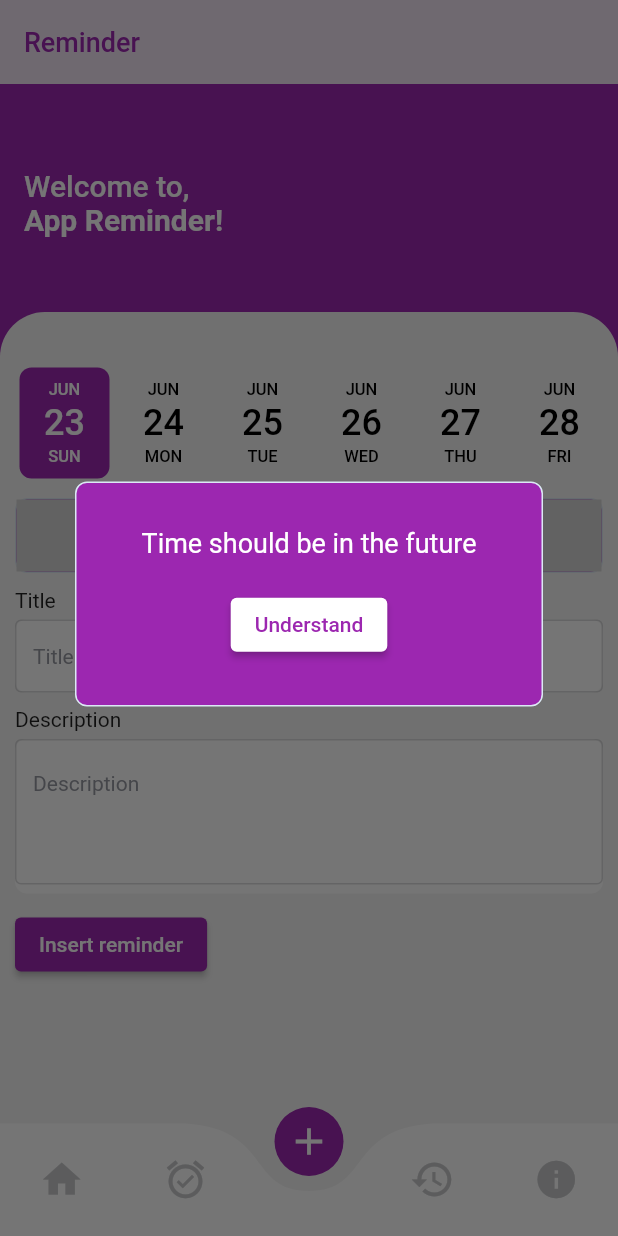
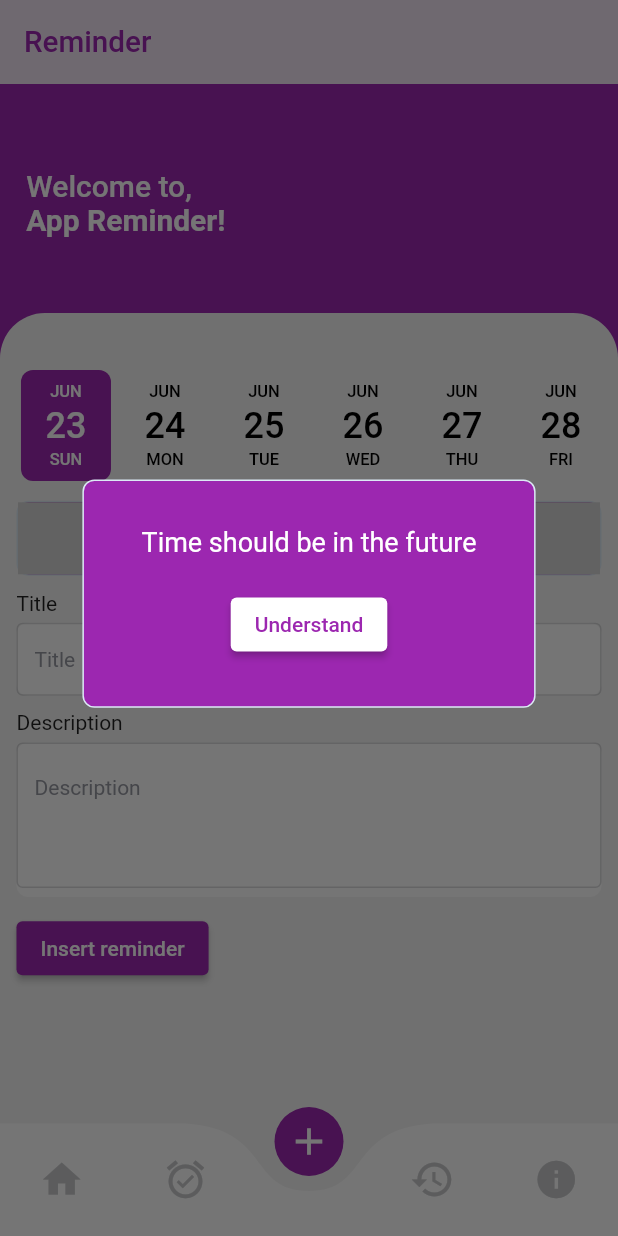
Before and after one commit to ropiudindev/reminder_app, a Flutter app: the screen it shows after launch, item 3 of the bottom bar chosen, after a tap on "Insert reminder", on a phone screen of 412 x 824 dp. Run offline on Flutter 3.47's test engine with Material 2 defaults, Android fonts, the phone set to English and light mode, and no system bars; drawn by our look-alikes of curved_navigation_bar, date_picker_timeline; our stand-ins replace bloc, equatable, flutter_bloc, flutter_local_notifications, flutter_screenutil, hive and 4 more; missing offline and left inert: time_picker_spinner; accounts and stored records are empty.

Commit message:
chore : implement screen util

```diff
--- a/lib/presentation/home_screen.dart
+++ b/lib/presentation/home_screen.dart
@@ -24,11 +24,11 @@ class _HomeScreenState extends State<HomeScreen> {
     return Scaffold(
       appBar: AppBar(
         backgroundColor: Colors.purple[50],
-        title: const Text(
+        title: Text(
           "Reminder",
           style: TextStyle(
             color: Colors.purple,
-            fontSize: 18,
+            fontSize: 18.sp,
           ),
         ),
         elevation: 0.0,
@@ -40,27 +40,27 @@ class _HomeScreenState extends State<HomeScreen> {
         items: [
           Icon(
             Icons.home,
-            size: 30.0,
+            size: 30.0.spMin,
             color: activeIndex == 0 ? Colors.white : const Color(0xFFC8C9CB),
           ),
           Icon(
             Icons.alarm_on_sharp,
-            size: 30.0,
+            size: 30.0.spMin,
             color: activeIndex == 1 ? Colors.white : const Color(0xFFC8C9CB),
           ),
           Icon(
             Icons.add,
-            size: 30.0,
+            size: 30.0.spMin,
             color: activeIndex == 2 ? Colors.white : const Color(0xFFC8C9CB),
           ),
           Icon(
             Icons.history,
-            size: 30.0,
+            size: 30.0.spMin,
             color: activeIndex == 3 ? Colors.white : const Color(0xFFC8C9CB),
           ),
           Icon(
             Icons.info,
-            size: 30.0,
+            size: 30.0.spMin,
             color: activeIndex == 4 ? Colors.white : const Color(0xFFC8C9CB),
           ),
         ],
@@ -83,8 +83,8 @@ class _HomeScreenState extends State<HomeScreen> {
                   height: kToolbarHeight,
                 ),
                 Container(
-                  padding: const EdgeInsets.symmetric(
-                    horizontal: 16.0,
+                  padding: EdgeInsets.symmetric(
+                    horizontal: 16.0.w,
                   ),
                   child: Column(
                     mainAxisSize: MainAxisSize.min,
@@ -123,8 +123,8 @@ class _HomeScreenState extends State<HomeScreen> {
                     ],
                   ),
                 ),
-                const SizedBox(
-                  height: 50.0,
+                SizedBox(
+                  height: 50.0.h,
                 ),
                 BlocBuilder<ReminderBloc, ReminderState>(
                   builder: (context, state) {
@@ -143,9 +143,9 @@ class _HomeScreenState extends State<HomeScreen> {
                               MediaQuery.of(context).size.height - 200.0.h,
                         ),
                         decoration: BoxDecoration(
-                          borderRadius: const BorderRadius.only(
-                            topLeft: Radius.circular(30.0),
-                            topRight: Radius.circular(30.0),
+                          borderRadius: BorderRadius.only(
+                            topLeft: Radius.circular(30.0.spMin),
+                            topRight: Radius.circular(30.0.spMin),
                           ),
                           color: Colors.grey[100],
                         ),
--- a/lib/presentation/page/add_reminder.dart
+++ b/lib/presentation/page/add_reminder.dart
@@ -29,7 +29,7 @@ class _AddReminderState extends State<AddReminder> {
     return BlocBuilder<ReminderBloc, ReminderState>(
       builder: (context, state) {
         return Padding(
-          padding: const EdgeInsets.all(10.0),
+          padding: EdgeInsets.all(10.0.w),
           child: Column(
             mainAxisSize: MainAxisSize.min,
             crossAxisAlignment: CrossAxisAlignment.start,
@@ -45,8 +45,8 @@ class _AddReminderState extends State<AddReminder> {
                   });
                 },
               ),
-              const SizedBox(
-                height: 10.0,
+              SizedBox(
+                height: 10.0.h,
               ),
               Container(
                 decoration: BoxDecoration(
@@ -61,11 +61,11 @@ class _AddReminderState extends State<AddReminder> {
                   time: selectedTime,
                   is24HourMode: false,
                   isShowSeconds: true,
-                  itemHeight: 40,
+                  itemHeight: 40.h,
                   normalTextStyle:
-                      const TextStyle(fontSize: 24, color: Colors.white),
+                      TextStyle(fontSize: 24.spMin, color: Colors.white),
                   highlightedTextStyle:
-                      const TextStyle(fontSize: 24, color: Colors.blue),
+                      TextStyle(fontSize: 24.spMin, color: Colors.blue),
                   isForce2Digits: true,
                   onTimeChange: (time) {
                     setState(() {
@@ -74,8 +74,8 @@ class _AddReminderState extends State<AddReminder> {
                   },
                 ),
               ),
-              const SizedBox(
-                height: 10.0,
+              SizedBox(
+                height: 10.0.h,
               ),
               TextWidget(
                 topLabel: 'Title',
@@ -84,8 +84,8 @@ class _AddReminderState extends State<AddReminder> {
                 maxLines: 1,
                 controller: titleController,
               ),
-              const SizedBox(
-                height: 10.0,
+              SizedBox(
+                height: 10.0.h,
               ),
               TextWidget(
                 topLabel: 'Description',
@@ -95,8 +95,8 @@ class _AddReminderState extends State<AddReminder> {
                 multiLines: true,
                 controller: descController,
               ),
-              const SizedBox(
-                height: 10.0,
+              SizedBox(
+                height: 10.0.h,
               ),
               ElevatedButton(
                 style: ElevatedButton.styleFrom(backgroundColor: Colors.purple),
@@ -137,7 +137,7 @@ class _AddReminderState extends State<AddReminder> {
         Size size = MediaQuery.of(context).size;
         return Center(
           child: SizedBox(
-            height: 182,
+            height: 182.h,
             width: size.width,
             child: Column(
               children: [
@@ -149,8 +149,8 @@ class _AddReminderState extends State<AddReminder> {
                       color: const Color.fromRGBO(220, 233, 245, 1),
                     ),
                   ),
-                  height: 150,
-                  width: size.width - 100,
+                  height: 150.h,
+                  width: size.width - 100.w,
                   child: Center(
                       child: Column(
                     crossAxisAlignment: CrossAxisAlignment.center,
@@ -158,14 +158,14 @@ class _AddReminderState extends State<AddReminder> {
                     children: [
                       Text(
                         message,
-                        style: const TextStyle(
+                        style: TextStyle(
                           color: Colors.white,
-                          fontSize: 18,
+                          fontSize: 18.spMin,
                         ),
                         textAlign: TextAlign.center,
                       ),
-                      const SizedBox(
-                        height: 20.0,
+                      SizedBox(
+                        height: 20.0.h,
                       ),
                       ElevatedButton(
                         style: ElevatedButton.styleFrom(
--- a/lib/presentation/page/empty.dart
+++ b/lib/presentation/page/empty.dart
@@ -1,4 +1,5 @@
 import 'package:flutter/material.dart';
+import 'package:flutter_screenutil/flutter_screenutil.dart';
 import 'package:lottie/lottie.dart';
 
 class EmptyState extends StatelessWidget {
@@ -9,12 +10,12 @@ class EmptyState extends StatelessWidget {
   Widget build(BuildContext context) {
     return Center(
       child: Padding(
-        padding: const EdgeInsets.only(top: 30.0),
+        padding: EdgeInsets.only(top: 30.0.h),
         child: Column(
           children: [
             Lottie.asset('assets/animation/empty.json'),
-            const SizedBox(
-              height: 10.0,
+            SizedBox(
+              height: 10.0.h,
             ),
             const Text('No reminder'),
             ElevatedButton(
--- a/lib/presentation/page/information_usage.dart
+++ b/lib/presentation/page/information_usage.dart
@@ -1,4 +1,5 @@
 import 'package:flutter/material.dart';
+import 'package:flutter_screenutil/flutter_screenutil.dart';
 import 'package:pie_chart/pie_chart.dart';
 import 'package:reminder_app/model/reminder_model.dart';
 
@@ -27,7 +28,7 @@ class InformationUsage extends StatelessWidget {
       colorList: const [Colors.purple, Colors.purpleAccent],
       initialAngleInDegree: 0,
       chartType: ChartType.ring,
-      ringStrokeWidth: 32,
+      ringStrokeWidth: 32.w,
       centerText: "Notification Usage",
     );
   }
--- a/lib/presentation/page/reminder_list.dart
+++ b/lib/presentation/page/reminder_list.dart
@@ -1,5 +1,6 @@
 import 'package:flutter/material.dart';
 import 'package:flutter_bloc/flutter_bloc.dart';
+import 'package:flutter_screenutil/flutter_screenutil.dart';
 import 'package:reminder_app/model/reminder_model.dart';
 import 'package:reminder_app/presentation/bloc/reminder_bloc.dart';
 import 'package:reminder_app/presentation/page/empty.dart';
@@ -23,8 +24,8 @@ class ReminderList extends StatelessWidget {
           crossAxisAlignment: CrossAxisAlignment.start,
           children: [
             Padding(
-              padding: const EdgeInsets.symmetric(
-                horizontal: 24.0,
+              padding: EdgeInsets.symmetric(
+                horizontal: 24.0.w,
               ),
               child: reminders.isNotEmpty
                   ? Column(
--- a/lib/presentation/widgets/text_widget.dart
+++ b/lib/presentation/widgets/text_widget.dart
@@ -17,7 +17,7 @@ class TextWidget extends StatelessWidget {
     this.prefixIcon,
     this.height = 48.0,
     this.topLabel = "",
-    this.minLines ,
+    this.minLines,
     this.multiLines = false,
     this.maxLines,
     this.controller,
@@ -28,18 +28,19 @@ class TextWidget extends StatelessWidget {
       crossAxisAlignment: CrossAxisAlignment.start,
       children: [
         Text(topLabel),
-        const SizedBox(height: 5.0),
+        SizedBox(height: 5.0.h),
         Container(
           height: ScreenUtil().setHeight(height),
           decoration: BoxDecoration(
             color: Colors.white,
-            borderRadius: BorderRadius.circular(8.0),
+            borderRadius: BorderRadius.circular(8.0.spMin),
           ),
           child: TextFormField(
             controller: controller,
             minLines: minLines,
             maxLines: maxLines,
-            keyboardType: multiLines? TextInputType.multiline : TextInputType.text,
+            keyboardType:
+                multiLines ? TextInputType.multiline : TextInputType.text,
             decoration: InputDecoration(
               enabledBorder: const OutlineInputBorder(
                 borderSide: BorderSide(
@@ -52,9 +53,9 @@ class TextWidget extends StatelessWidget {
                 ),
               ),
               hintText: hintText,
-              hintStyle: const TextStyle(
-                fontSize: 14.0,
-                color: Color.fromRGBO(105, 108, 121, 0.7),
+              hintStyle: TextStyle(
+                fontSize: 14.0.spMin,
+                color: const Color.fromRGBO(105, 108, 121, 0.7),
               ),
             ),
           ),
```
Also changed, not shown: lib/presentation/widgets/reminder_card.dart (+26 -25 lines).
